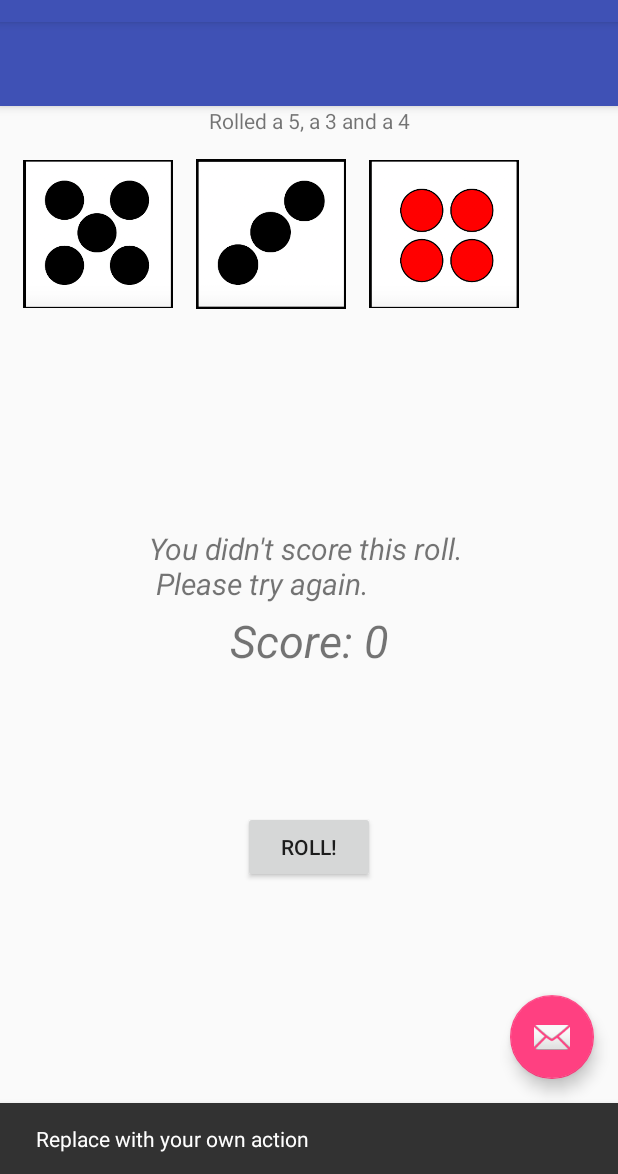
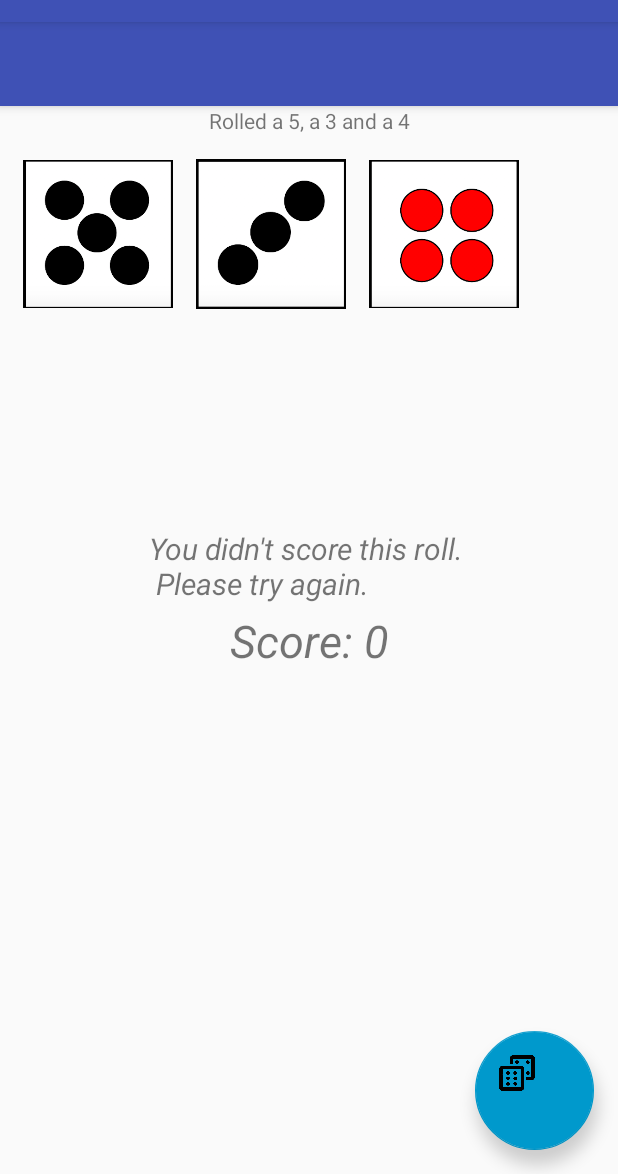
Before and after one commit to carolina-santos/DiceOut, an Android app: the MainActivity screen opened directly, with no data from a screen before it, after a tap on an icon or button, on a phone screen of 412 x 824 dp, the part 62-1236 px from its top. Run offline under Robolectric (Android 15) with nearby library versions, the phone set to English and light mode, and no system bars; 1 statement that could not run was skipped; 1 other tap on this screen came first.

Commit message:
using floating Button

```diff
--- a/app/src/main/java/com/example/diceout/MainActivity.java
+++ b/app/src/main/java/com/example/diceout/MainActivity.java
@@ -25,9 +25,6 @@ public class MainActivity extends AppCompatActivity {
     //field to hold the roll result text
     TextView  rollResult, messageResult;
 
-    //field to hold the roll button
-    Button rollButton;
-
     //field to hold the score and dice results
     int score;
     int [] die;
@@ -54,8 +51,7 @@ public class MainActivity extends AppCompatActivity {
         fab.setOnClickListener(new View.OnClickListener() {
             @Override
             public void onClick(View view) {
-                Snackbar.make(view, "Replace with your own action", Snackbar.LENGTH_LONG)
-                        .setAction("Action", null).show();
+                rollDice(view);
             }
         });
 
@@ -69,7 +65,6 @@ public class MainActivity extends AppCompatActivity {
         //link instances to widgets in the activity view
         rollResult = (TextView) findViewById(R.id.rollResult);
         messageResult = (TextView) findViewById(R.id.messageResult);
-        rollButton = (Button) findViewById(R.id.rollButton);
         scoreText = (TextView) findViewById(R.id.scoreText);
 
         //randow number generator
--- a/app/src/main/res/layout/activity_main.xml
+++ b/app/src/main/res/layout/activity_main.xml
@@ -24,10 +24,11 @@
 
     <android.support.design.widget.FloatingActionButton
         android:id="@+id/fab"
-        android:layout_width="wrap_content"
-        android:layout_height="wrap_content"
+        android:layout_width="122dp"
+        android:layout_height="79dp"
         android:layout_gravity="bottom|end"
         android:layout_margin="@dimen/fab_margin"
-        app:srcCompat="@android:drawable/ic_dialog_email" />
+        app:backgroundTint="@android:color/holo_blue_dark"
+        app:srcCompat="@drawable/dice" />
 
 </android.support.design.widget.CoordinatorLayout>
--- a/app/src/main/res/layout/content_main.xml
+++ b/app/src/main/res/layout/content_main.xml
@@ -16,21 +16,6 @@
             android:text="Let's play!"
             app:layout_constraintLeft_toLeftOf="parent"
             app:layout_constraintRight_toRightOf="parent" />
-        <Button
-            android:id="@+id/rollButton"
-            android:layout_width="wrap_content"
-            android:layout_height="wrap_content"
-            android:text="Roll!"
-            android:gravity="center"
-            android:layout_marginTop="275dp"
-            android:onClick="rollDice"
-            app:layout_constraintBottom_toBottomOf="parent"
-            app:layout_constraintLeft_toLeftOf="parent"
-            app:layout_constraintRight_toRightOf="parent"
-            app:layout_constraintTop_toTopOf="parent"
-            tools:layout_editor_absoluteX="147dp"
-            tools:layout_editor_absoluteY="287dp" />
-
 
 
     <LinearLayout
```
Also changed, not shown: app/src/main/res/drawable/dice.png (added).
